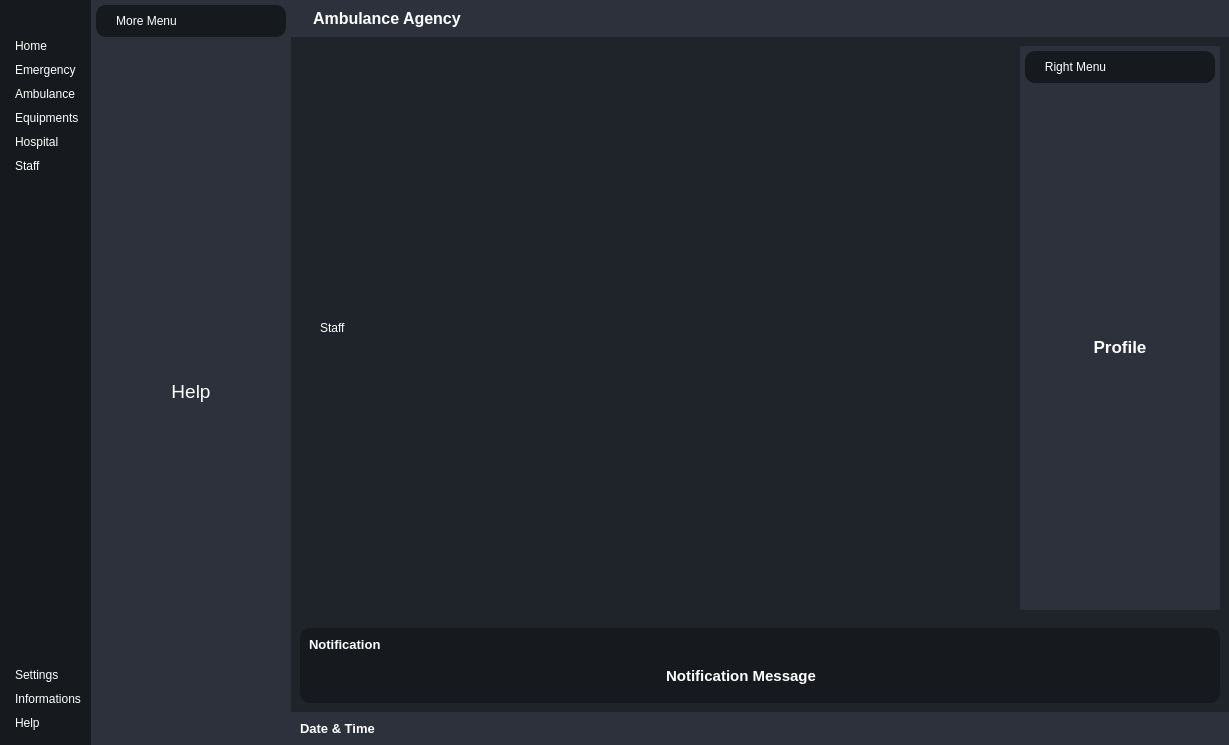
The window that mainwindow.ui (mohamedamor002/Ambulance-Agency) describes before a commit, drawn with Qt 5.
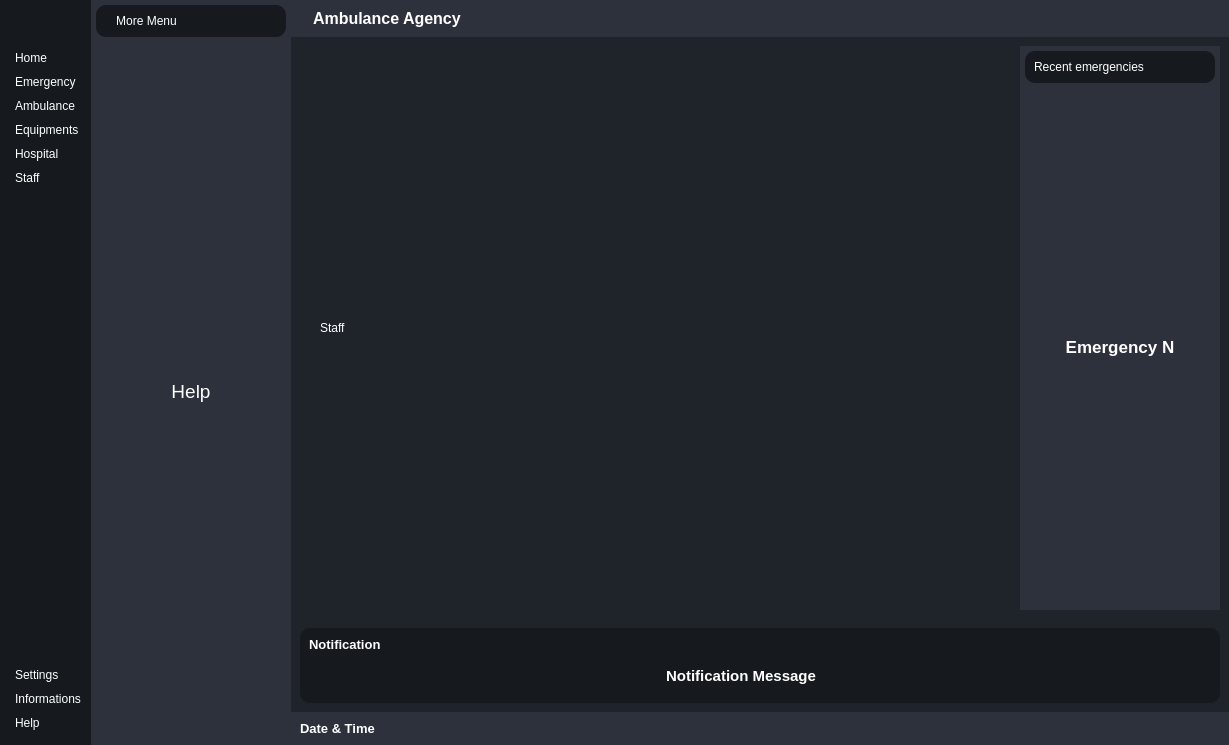
The same window after the commit. Icons and pictures are not drawn.

Commit message: notification container close button

```diff
--- a/mainwindow.ui
+++ b/mainwindow.ui
@@ -188,6 +188,19 @@
              <property name="bottomMargin">
               <number>10</number>
              </property>
+             <item>
+              <spacer name="verticalSpacer_2">
+               <property name="orientation">
+                <enum>Qt::Vertical</enum>
+               </property>
+               <property name="sizeHint" stdset="0">
+                <size>
+                 <width>20</width>
+                 <height>12</height>
+                </size>
+               </property>
+              </spacer>
+             </item>
              <item>
               <widget class="QPushButton" name="HomeBtn">
                <property name="toolTip">
@@ -966,7 +979,7 @@
                    <item>
                     <widget class="QLabel" name="label_7">
                      <property name="text">
-                      <string>Right Menu</string>
+                      <string>Recent emergencies</string>
                      </property>
                      <property name="alignment">
                       <set>Qt::AlignCenter</set>
@@ -1013,7 +1026,7 @@
                        </font>
                       </property>
                       <property name="text">
-                       <string>Profile</string>
+                       <string>Emergency N</string>
                       </property>
                       <property name="alignment">
                        <set>Qt::AlignCenter</set>
```
Left out of the diff: 8 changed lines with no effect on the pictures. The commit also changes 1 other file.
